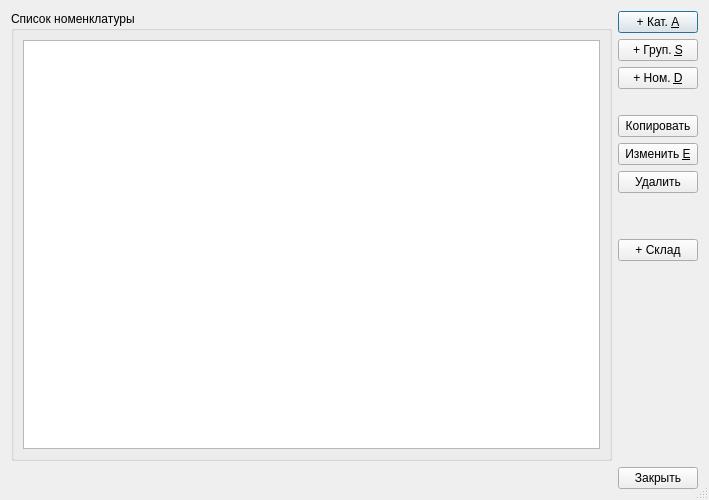
The window that inventorydialog.ui (igrekus/depot) describes before a commit, drawn with Qt 5.
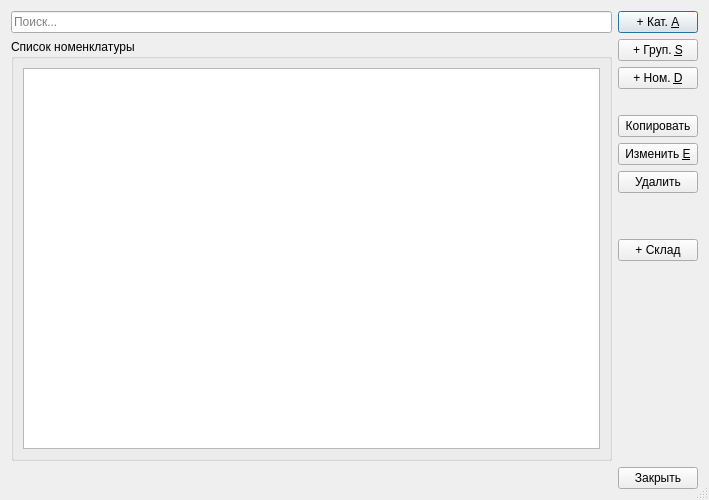
The same window after the commit.

```diff
--- a/inventorydialog.ui
+++ b/inventorydialog.ui
@@ -25,10 +25,19 @@
   <property name="modal">
    <bool>true</bool>
   </property>
-  <layout class="QVBoxLayout" name="verticalLayout_3">
+  <layout class="QVBoxLayout" name="verticalLayout_4">
    <item>
     <layout class="QHBoxLayout" name="horizontalLayout">
      <item>
+      <layout class="QVBoxLayout" name="verticalLayout_3">
+       <item>
+        <widget class="QLineEdit" name="editSearch">
+         <property name="placeholderText">
+          <string>Поиск...</string>
+         </property>
+        </widget>
+       </item>
+       <item>
       <widget class="QGroupBox" name="grpInventory">
        <property name="title">
         <string>Список номенклатуры</string>
@@ -39,6 +48,8 @@
         </item>
        </layout>
       </widget>
+       </item>
+      </layout>
      </item>
      <item>
       <layout class="QVBoxLayout" name="verticalLayout_2">
```
Lines whose indentation alone changed are shown as unchanged.
